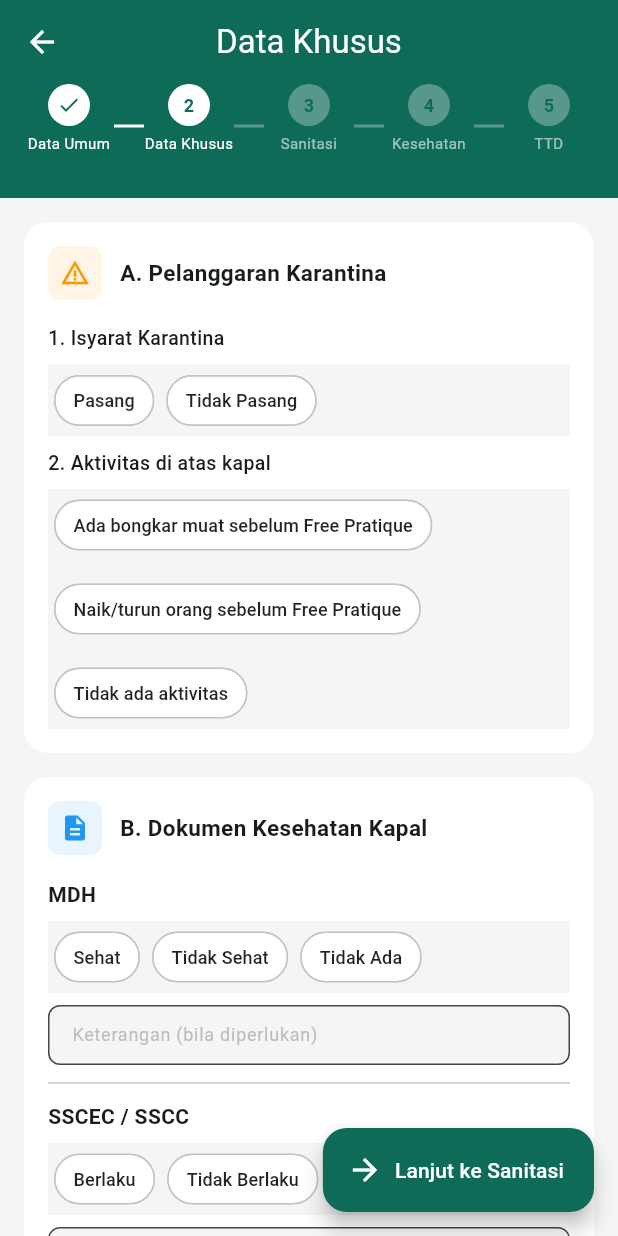
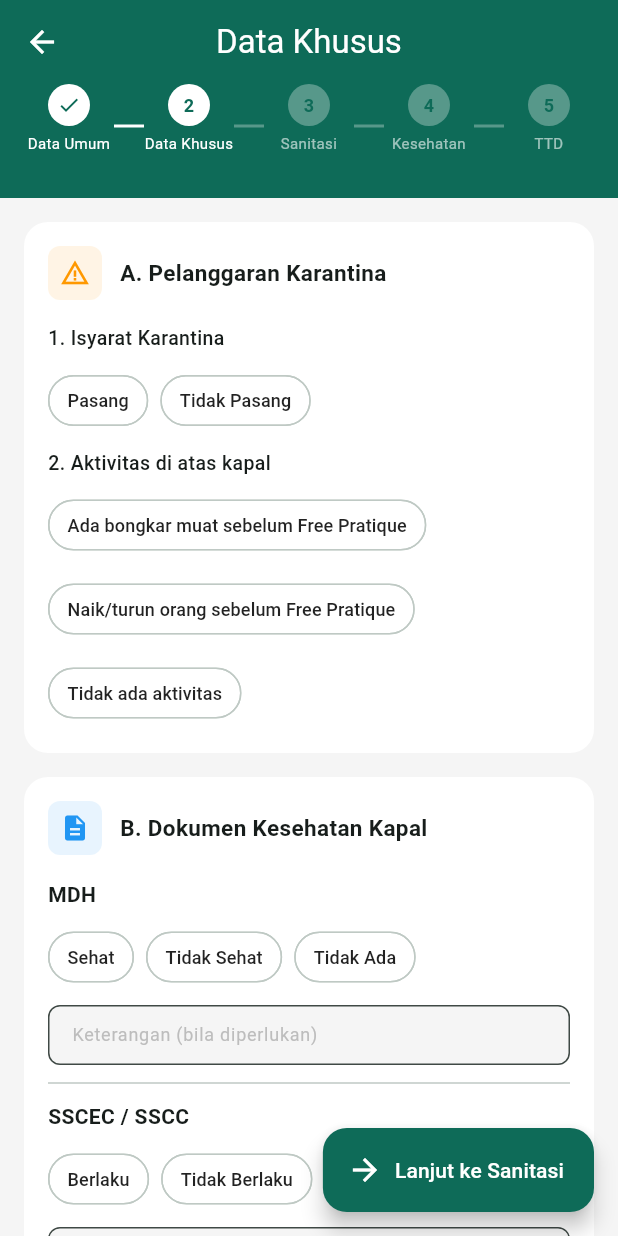
Before and after one commit to spirinity/projectKP_form_bkk, a Flutter app: the Step1BDataKhusus screen opened directly, on a phone screen of 412 x 824 dp. Run offline on Flutter 3.47's test engine with Material 3 defaults, Android fonts, the phone set to English and light mode, and no system bars; drawn by our look-alikes of flutter_form_builder; our stand-ins replace form_builder_validators, gap, pdf, printing, signature.

Commit message:
Fixing UI in form kesehatan

```diff
--- a/lib/screens/step1b_data_khusus.dart
+++ b/lib/screens/step1b_data_khusus.dart
@@ -361,6 +361,8 @@
         return InputDecorator(
           decoration: InputDecoration(
             border: InputBorder.none,
+            filled: false,
+            fillColor: Colors.transparent,
             errorText: field.errorText,
             contentPadding: EdgeInsets.zero,
           ),
```
